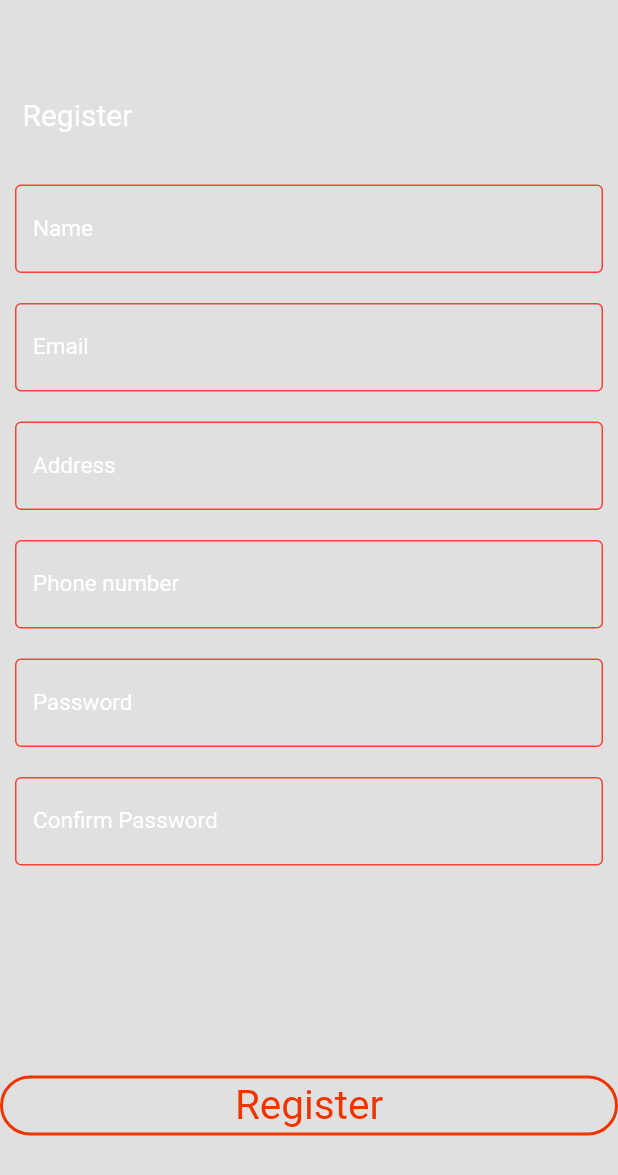
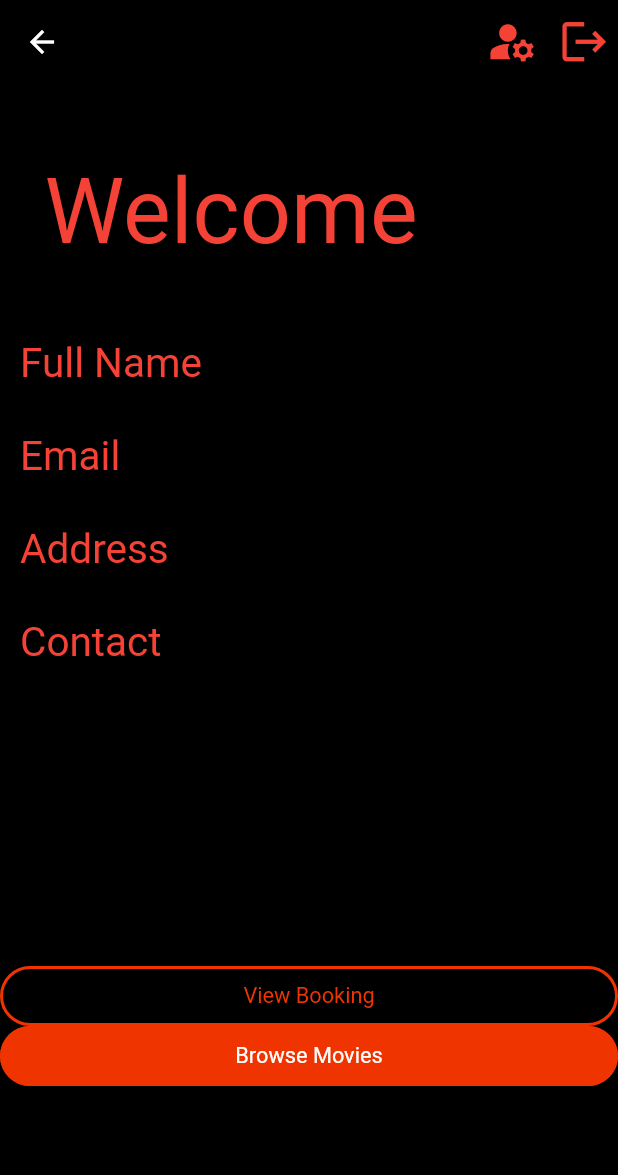
Before and after one commit to yeabseras7/Cinema_Flutter_App, a Flutter app: the Register screen opened directly, after a tap on "Register", on a phone screen of 412 x 824 dp. Shown: the top 1175 px of the screen. Run offline on Flutter 3.47's test engine with Material 2 defaults, Android fonts, the light colour scheme and no system bars; drawn by our look-alikes of getwidget; our stand-ins replace animated_splash_screen, google_fonts.

Commit message:
login and register and welcome page

```diff
--- a/lib/register.dart
+++ b/lib/register.dart
@@ -1,4 +1,5 @@
 import 'package:cinema/utils/constant.dart';
+import 'package:cinema/welocme.dart';
 import 'package:flutter/material.dart';
 import 'package:getwidget/components/button/gf_button.dart';
 import 'package:getwidget/shape/gf_button_shape.dart';
@@ -138,10 +139,10 @@ class Register extends StatelessWidget {
                     type: GFButtonType.outline2x,
                     fullWidthButton: true,
                     onPressed: () {
-                      // Navigator.push(
-                      //   context,
-                      //   MaterialPageRoute(builder: (context) => Welcome()),
-                      // );
+                      Navigator.push(
+                        context,
+                        MaterialPageRoute(builder: (context) => Welcome()),
+                      );
                     },
                     child: const Text(
                       'Register',
--- a/lib/screens/login.dart
+++ b/lib/screens/login.dart
@@ -1,5 +1,7 @@
 import 'package:cinema/utils/constant.dart';
 import 'package:flutter/material.dart';
+
+import '../welocme.dart';
 
 class Login extends StatefulWidget {
   const Login({super.key});
@@ -40,12 +42,15 @@ class _LoginState extends State<Login> {
                 decoration: const InputDecoration(
                     hintText: "Type your email",
                     hintStyle: TextStyle(color: Colors.white),
-                enabledBorder: OutlineInputBorder(borderSide: BorderSide(color: Colors.red)),
-                focusedBorder: OutlineInputBorder(borderSide: BorderSide(color: Colors.red)),
+                    enabledBorder: OutlineInputBorder(
+                        borderSide: BorderSide(color: Colors.red)),
+                    focusedBorder: OutlineInputBorder(
+                        borderSide: BorderSide(color: Colors.red)),
                     border: OutlineInputBorder(),
                     labelText: 'Email',
-                labelStyle: TextStyle(color: Colors.white,)
-              ),
+                    labelStyle: TextStyle(
+                      color: Colors.white,
+                    )),
               ),
             ),
             Container(
@@ -57,53 +62,60 @@ class _LoginState extends State<Login> {
                 decoration: const InputDecoration(
                     hintText: "Type your password",
                     hintStyle: TextStyle(color: Colors.white),
-                enabledBorder: OutlineInputBorder(borderSide: BorderSide(color: Colors.red)),
-                focusedBorder: OutlineInputBorder(borderSide: BorderSide(color: Colors.red)),
+                    enabledBorder: OutlineInputBorder(
+                        borderSide: BorderSide(color: Colors.red)),
+                    focusedBorder: OutlineInputBorder(
+                        borderSide: BorderSide(color: Colors.red)),
                     border: OutlineInputBorder(),
                     labelText: 'Password',
                     labelStyle: TextStyle(color: Colors.white),
                     suffixIcon: Icon(
                       Icons.visibility,
-                )
-              ),
+                    )),
               ),
             ),
             TextButton(
               onPressed: () {
                 //forgot password screen
               },
-            child: const Text('Forgot Password', style: TextStyle(color: Colors.white),),
+              child: const Text(
+                'Forgot Password',
+                style: TextStyle(color: Colors.white),
+              ),
             ),
             Container(
               height: 50,
               padding: const EdgeInsets.fromLTRB(10, 0, 10, 0),
               child: ElevatedButton(
-                style: ElevatedButton.styleFrom(backgroundColor: Constants.primaryColor),
-                child: const Text('Login', style: TextStyle(color: Colors.white)),
+                style: ElevatedButton.styleFrom(
+                    backgroundColor: Constants.primaryColor),
+                child:
+                    const Text('Login', style: TextStyle(color: Colors.white)),
                 onPressed: () {
-                  print(nameController.text);
-                  print(passwordController.text);
+                  Navigator.push(
+                    context,
+                    MaterialPageRoute(builder: (context) => const Welcome()),
+                  );
                 },
-              )
+              ),
             ),
             Row(
+              mainAxisAlignment: MainAxisAlignment.center,
               children: <Widget>[
-              const Text('Does not have account?', style: TextStyle(color: Colors.white),),
+                const Text(
+                  'Does not have account?',
+                  style: TextStyle(color: Colors.white),
+                ),
                 TextButton(
                   child: const Text(
                     'Sign up',
                     style: TextStyle(fontSize: 20, color: Colors.white),
                   ),
-                onPressed: () {
-
-                },
+                  onPressed: () {},
                 )
               ],
-            mainAxisAlignment: MainAxisAlignment.center,
             ),
           ],
-
-      )
-    );
+        ));
   }
 }
--- /dev/null
+++ b/lib/welocme.dart
@@ -0,0 +1,143 @@
+import 'package:cinema/utils/constant.dart';
+import 'package:flutter/material.dart';
+import 'package:getwidget/components/button/gf_button.dart';
+import 'package:getwidget/shape/gf_button_shape.dart';
+import 'package:getwidget/types/gf_button_type.dart';
+
+class Welcome extends StatelessWidget {
+  const Welcome({Key? key}) : super(key: key);
+
+  @override
+  Widget build(BuildContext context) {
+    return Scaffold(
+      backgroundColor: Colors.black,
+      appBar: AppBar(
+        backgroundColor: Colors.black,
+        actions: <Widget>[
+          IconButton(
+              icon: const Icon(
+                Icons.manage_accounts,
+                size: 35,
+                color: Colors.red,
+              ),
+              onPressed: () {}),
+          IconButton(
+              icon: const Icon(
+                Icons.logout,
+                size: 35,
+                color: Colors.red,
+              ),
+              onPressed: () {}),
+        ],
+      ),
+      body: SingleChildScrollView(
+        child: Column(
+          children: [
+            const SizedBox(
+              height: 50,
+            ),
+            Container(
+              alignment: Alignment.topLeft,
+              child: const Text(
+                '  Welcome',
+                style: TextStyle(fontSize: 60, color: Colors.red),
+              ),
+            ),
+            const SizedBox(
+              height: 50,
+            ),
+            Container(
+              alignment: Alignment.topLeft,
+              child: const Text(
+                '  Full Name',
+                style: TextStyle(
+                  fontSize: 27,
+                  color: Colors.red,
+                ),
+              ),
+            ),
+            const SizedBox(
+              height: 30,
+            ),
+            Container(
+              alignment: Alignment.topLeft,
+              child: const Text(
+                '  Email',
+                style: TextStyle(
+                  fontSize: 27,
+                  color: Colors.red,
+                ),
+              ),
+            ),
+            const SizedBox(
+              height: 30,
+            ),
+            Container(
+              alignment: Alignment.topLeft,
+              child: const Text(
+                '  Address',
+                style: TextStyle(
+                  fontSize: 27,
+                  color: Colors.red,
+                ),
+              ),
+            ),
+            const SizedBox(
+              height: 30,
+            ),
+            Container(
+              alignment: Alignment.topLeft,
+              child: const Text(
+                '  Contact',
+                style: TextStyle(
+                  fontSize: 27,
+                  color: Colors.red,
+                ),
+              ),
+            ),
+            const SizedBox(
+              height: 200,
+            ),
+            Row(
+              children: [
+                Expanded(
+                  child: GFButton(
+                    color: Constants.primaryColor,
+                    text: "View Booking",
+                    size: 42,
+                    shape: GFButtonShape.pills,
+                    blockButton: true,
+                    type: GFButtonType.outline2x,
+                    fullWidthButton: true,
+                    onPressed: () {
+                      // Navigator.push(
+                      //   context,
+                      //   MaterialPageRoute(
+                      //       builder: (context) => const Register()),
+                      // );
+                    },
+                  ),
+                )
+              ],
+            ),
+            Row(
+              mainAxisAlignment: MainAxisAlignment.spaceAround,
+              children: <Widget>[
+                Expanded(
+                  child: GFButton(
+                    color: Constants.primaryColor,
+                    onPressed: () {},
+                    text: "Browse Movies",
+                    size: 42,
+                    shape: GFButtonShape.pills,
+                    blockButton: true,
+                  ),
+                ),
+              ],
+            ),
+          ],
+        ),
+      ),
+    );
+  }
+}
```
Lines whose indentation alone changed are shown as unchanged.
